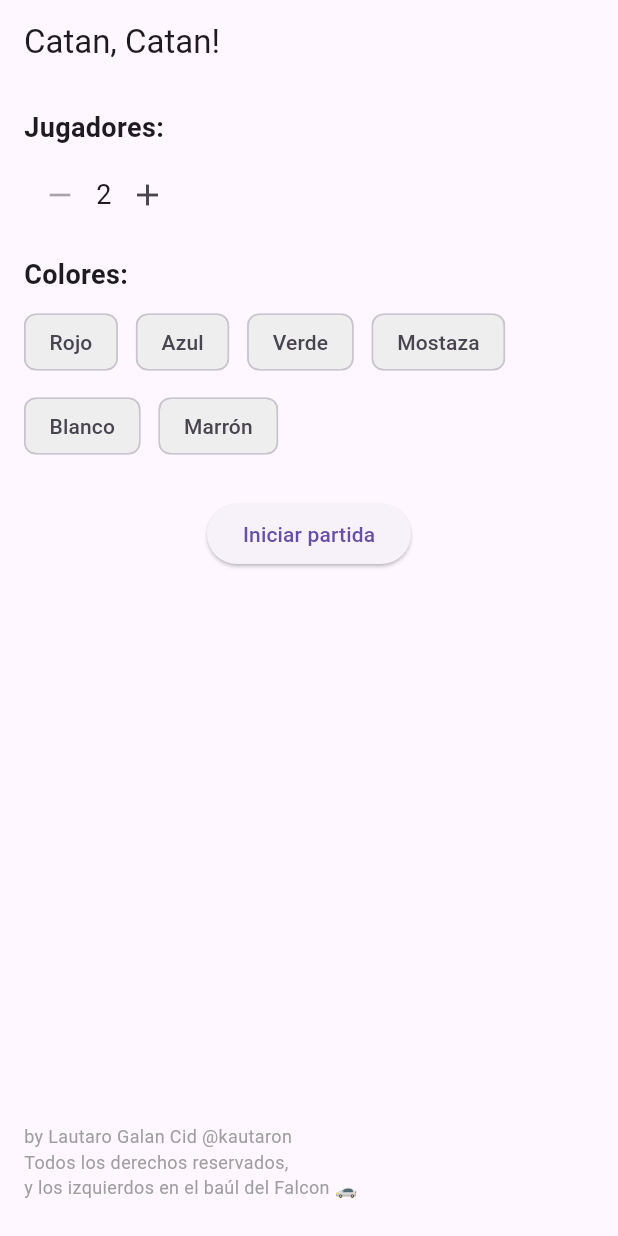
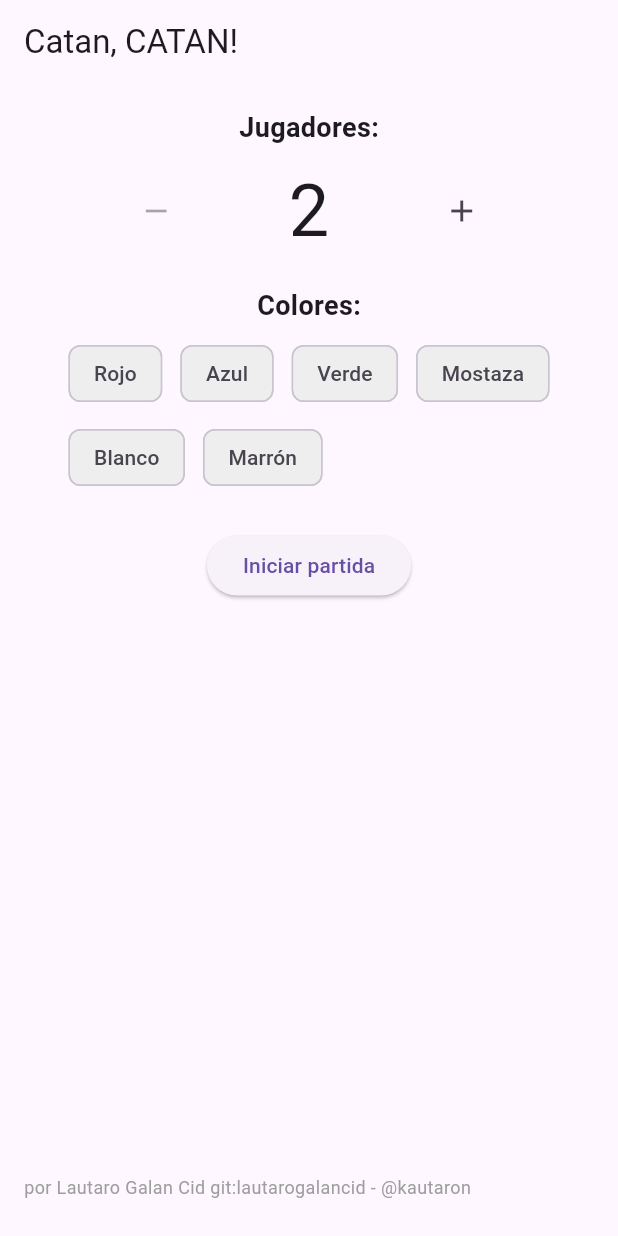
Before and after one commit to lautarogalancid/catan_CATAN, a Flutter app: the screen it shows after launch, on a phone screen of 412 x 824 dp. Run offline on Flutter 3.47's test engine with Material 3 defaults, Android fonts, the phone set to English and light mode, and no system bars.

Commit message:
home ui improvements

```diff
--- a/lib/features/home/view/home_screen.dart
+++ b/lib/features/home/view/home_screen.dart
@@ -28,7 +28,7 @@
 
     return Scaffold(
       appBar: AppBar(
-        title: const Text('Catan, Catan!'),
+        title: const Text('Catan, CATAN!'),
       ),
       body: Padding(padding: const EdgeInsets.all(16),
         child: Column( crossAxisAlignment: CrossAxisAlignment.start,
@@ -53,7 +53,7 @@
             ),
             const Spacer(),
             const Padding(padding: EdgeInsets.only(bottom: 8),
-              child: Text('by Lautaro Galan Cid @kautaron\nTodos los derechos reservados,\ny los izquierdos en el baúl del Falcon 🚗',
+              child: Text('por Lautaro Galan Cid git:lautarogalancid - @kautaron',
                 textAlign: TextAlign.left,
                 style: TextStyle(fontSize: 12, color: Colors.grey)),
             )
--- a/lib/features/setup/view/game_setup_view.dart
+++ b/lib/features/setup/view/game_setup_view.dart
@@ -10,32 +10,44 @@
     final viewModel = context.watch<GameSetupViewModel>(); // watch esta escuchando cambios, al haber un notifyObservers() se redibuja este widget
 
     return Column( // Esto es un VSTACK
-      crossAxisAlignment: CrossAxisAlignment.start,
+      crossAxisAlignment: CrossAxisAlignment.center,
       children: [
         const Text(
           'Jugadores:',
           style: TextStyle(fontSize: 18, fontWeight: FontWeight.bold),
         ),
         const SizedBox(height: 8), // Esto es un Spacer()
-        Row( // esto es un HSTACK
+        Center(
+          child: Row( // Esto es como un HSTACK
+            mainAxisSize: MainAxisSize.min,
             children: [
-            IconButton(
+              Expanded(child:
+              SizedBox(width: 48, height: 48,
+                  child: IconButton(
                     icon: const Icon(Icons.remove),
                     onPressed: viewModel.numberOfPlayers > 2
                         ? viewModel.decreasePlayers
                         : null,
+                  )
+              ),
               ),
               Text(
                 '${viewModel.numberOfPlayers}',
-              style: const TextStyle(fontSize: 18),
+                style: const TextStyle(fontSize: 48),
               ),
-            IconButton(
+              Expanded(child:
+              SizedBox(width: 48, height: 48,
+                child: IconButton(
                   icon: const Icon(Icons.add),
                   onPressed: viewModel.numberOfPlayers < 6
                       ? viewModel.incrementPlayers
                       : null,
                 ),
+              )
+              ),
+
             ],
+          ),
         ),
         const SizedBox(height: 16),
         const Text(
```
Lines whose indentation alone changed are shown as unchanged.
